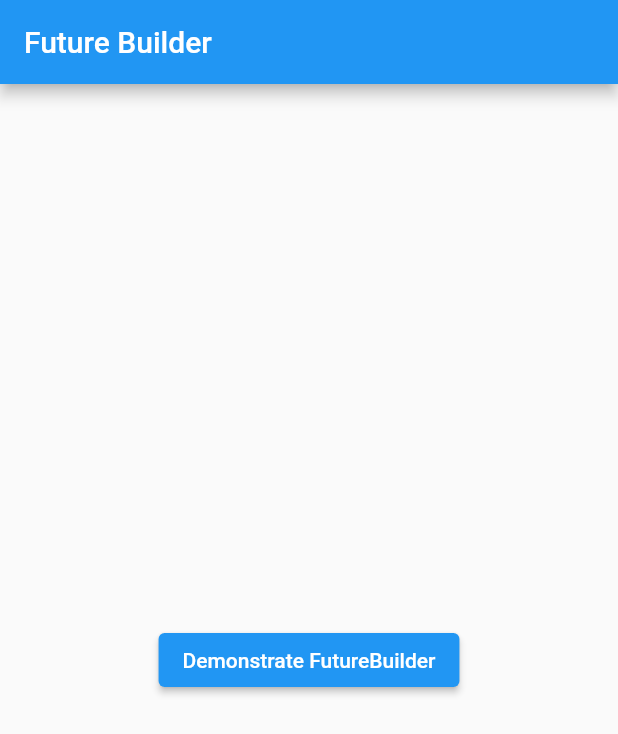
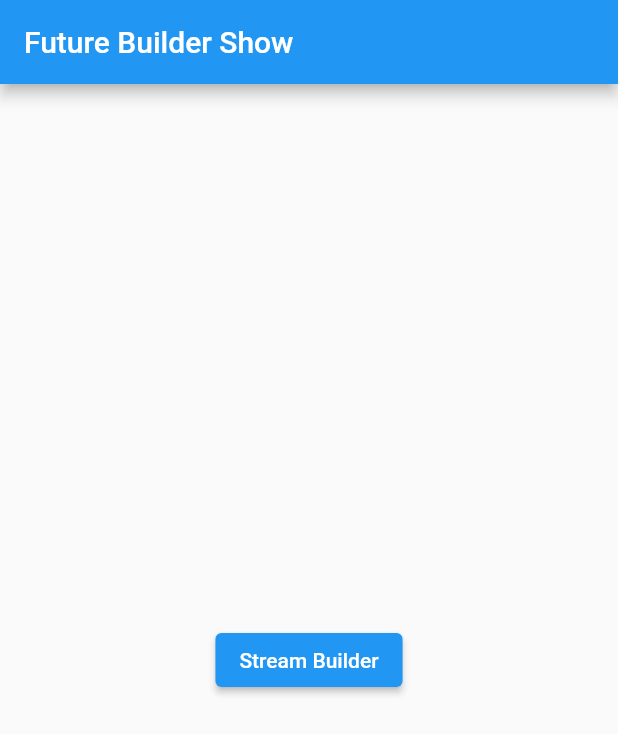
Before and after one commit to apurva010/BuildersWidget-Practice, a Flutter app: the screen it shows after launch, on a phone screen of 412 x 824 dp. Shown: the top 734 px of the screen. Run offline on Flutter 3.47's test engine with Material 2 defaults, Android fonts, the phone set to English and light mode, and no system bars.

Commit message:
Stream Builder Widget

```diff
--- a/lib/main.dart
+++ b/lib/main.dart
@@ -1,4 +1,4 @@
-import 'package:builders/views/future_builder.dart';
+import 'package:builders/views/stream_builder.dart';
 import 'package:flutter/material.dart';
 
 void main() {
@@ -15,7 +15,7 @@ class MyApp extends StatelessWidget {
       theme: ThemeData(
         primarySwatch: Colors.blue,
       ),
-      home: const FutureBuilderWidget(),
+      home: const StreamBuilderWidget(),
     );
   }
 }
--- /dev/null
+++ b/lib/views/stream_builder.dart
@@ -0,0 +1,77 @@
+import 'package:flutter/material.dart';
+
+class StreamBuilderWidget extends StatelessWidget {
+  const StreamBuilderWidget({Key? key}) : super(key: key);
+
+  @override
+  Widget build(BuildContext context) {
+    return SafeArea(
+      child: Scaffold(
+        appBar: AppBar(
+          title: const Text(
+            "Future Builder Show",
+          ),
+        ),
+        body: Center(
+          child: ElevatedButton(
+            onPressed: () => Navigator.push(
+              context,
+              MaterialPageRoute(
+                builder: (ctx) => const StreamBuilderShow(),
+              ),
+            ),
+            child: const Text('Stream Builder'),
+          ),
+        ),
+      ),
+    );
+  }
+}
+
+class StreamBuilderShow extends StatelessWidget {
+  const StreamBuilderShow({Key? key}) : super(key: key);
+
+  Stream<int> getData() async* {
+    await Future<void>.delayed(const Duration(seconds: 2));
+
+    for (int i = 1; i <= 2; i++) {
+      await Future<void>.delayed(const Duration(seconds: 1));
+      yield i;
+    }
+  }
+
+  @override
+  Widget build(BuildContext context) {
+    return SafeArea(
+      child: Scaffold(
+        appBar: AppBar(
+          title: const Text(
+            "Future Builder Show",
+          ),
+        ),
+        body: StreamBuilder(
+          builder: (context, snapshot) {
+            if (snapshot.connectionState == ConnectionState.done) {
+              if (snapshot.hasError) {
+                return const Center(
+                  child: Text(
+                    "ERROR",
+                  ),
+                );
+              } else if (snapshot.hasData) {
+                final data = snapshot.data.toString();
+                return Center(
+                  child: Text("DATA : $data"),
+                );
+              }
+            }
+            return const Center(
+              child: CircularProgressIndicator(),
+            );
+          },
+          stream: getData(),
+        ),
+      ),
+    );
+  }
+}
```
